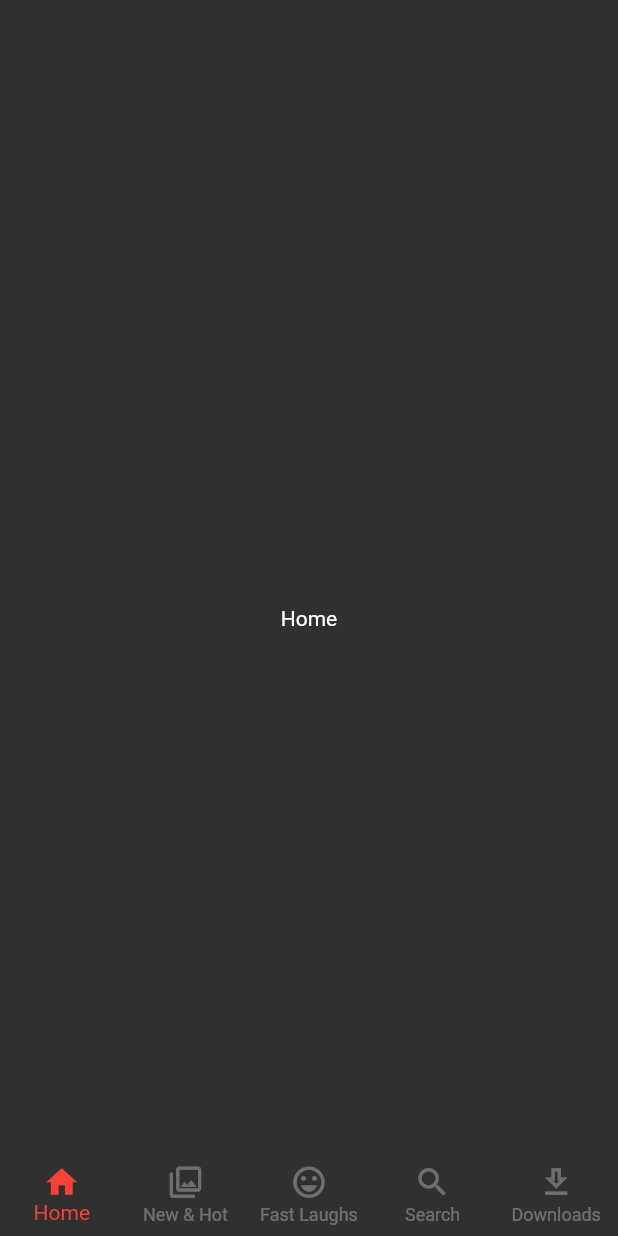
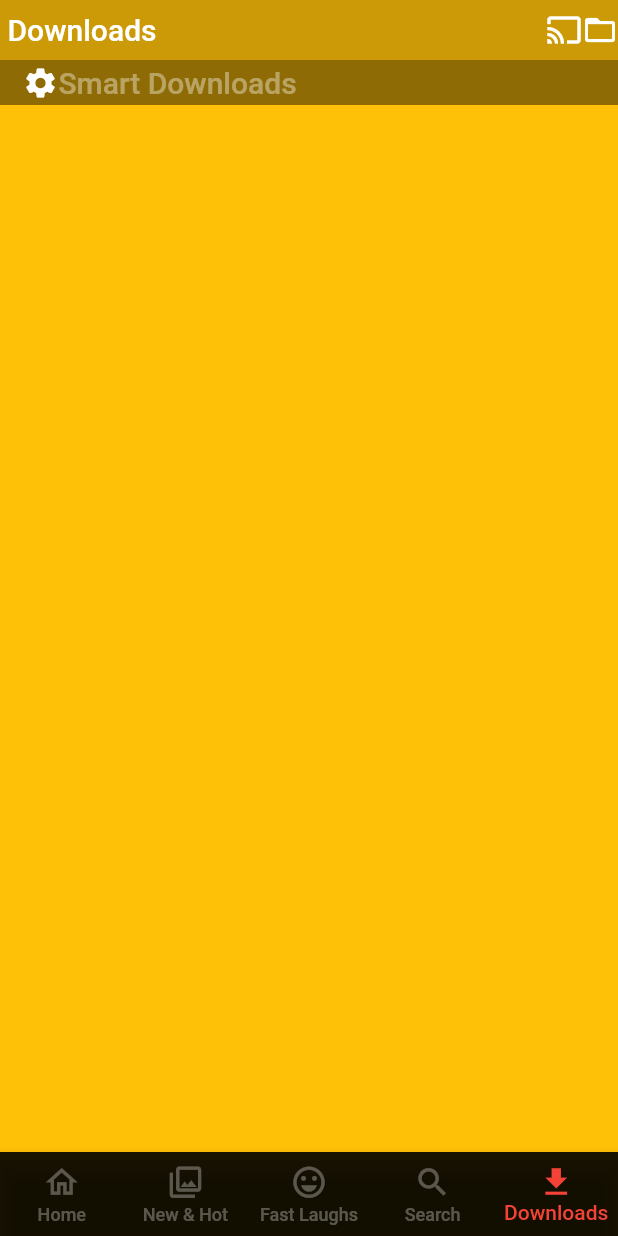
Before and after one commit to abdullac/NetClpix-NetFlix-Clone-Flutter, a Flutter app: the screen it shows after launch, on a phone screen of 412 x 824 dp. Run offline on Flutter 3.47's test engine with Material 2 defaults, Android fonts, the phone set to English and light mode, and no system bars.

Commit message:
created appBar andd bottomAppBar for downloads

```diff
--- a/netclipxsample/lib/main.dart
+++ b/netclipxsample/lib/main.dart
@@ -14,25 +14,35 @@ class MyApp extends StatelessWidget {
     return MaterialApp(
       color: Colors.green,
       themeMode: ThemeMode.dark,
-      darkTheme: ThemeData(brightness: Brightness.dark),
-      theme: ThemeData(
-          brightness: Brightness.light,
-          primarySwatch: Colors.red,
-          textTheme: const TextTheme(
-            bodyLarge: TextStyle(
-                color: Colors.white54,
-                fontSize: 30,
-                fontWeight: FontWeight.bold),
-            bodyMedium: TextStyle(
-                color: Colors.white38,
-                fontSize: 20,
-                fontWeight: FontWeight.w500),
-            bodySmall: TextStyle(
-                color: Colors.white30,
-                fontSize: 10,
-                fontWeight: FontWeight.w200),
-          )),
-      home:  Scaffold(
+      darkTheme: ThemeData(
+        brightness: Brightness.dark,
+        primarySwatch: Colors.pink,
+        scaffoldBackgroundColor: Colors.black,
+        appBarTheme: AppBarTheme(color: Colors.black.withOpacity(0.2), elevation: 0),
+        // bottomAppBarTheme: BottomAppBarTheme(color: Colors.white),
+        bottomNavigationBarTheme: BottomNavigationBarThemeData(backgroundColor: Colors.black.withOpacity(0.9)),
+        textTheme: const TextTheme(
+          bodyLarge: TextStyle(
+              color: Colors.white54, fontSize: 30, fontWeight: FontWeight.bold),
+          bodyMedium: TextStyle(
+              color: Colors.white38, fontSize: 20, fontWeight: FontWeight.w500),
+          bodySmall: TextStyle(
+              color: Colors.white30, fontSize: 10, fontWeight: FontWeight.w200),
+        ),
+      ),
+      // theme: ThemeData(
+      //   brightness: Brightness.dark,
+      //   primarySwatch: Colors.pink,
+      //   textTheme: const TextTheme(
+      //     bodyLarge: TextStyle(
+      //         color: Colors.white54, fontSize: 30, fontWeight: FontWeight.bold),
+      //     bodyMedium: TextStyle(
+      //         color: Colors.white38, fontSize: 20, fontWeight: FontWeight.w500),
+      //     bodySmall: TextStyle(
+      //         color: Colors.white30, fontSize: 10, fontWeight: FontWeight.w200),
+      //   ),
+      // ),
+      home: Scaffold(
         extendBodyBehindAppBar: true,
         body: SafeArea(
           child: ScrnMainPage(),
--- a/netclipxsample/lib/presentations/scrn_downloads/scrn_downloads.dart
+++ b/netclipxsample/lib/presentations/scrn_downloads/scrn_downloads.dart
@@ -1,12 +1,42 @@
 import 'package:flutter/material.dart';
 
 class ScrnDownloads extends StatelessWidget {
-const ScrnDownloads({ Key? key }) : super(key: key);
+  const ScrnDownloads({Key? key}) : super(key: key);
 
   @override
-  Widget build(BuildContext context){
-    return Center(
-      child: Text("Downloads"),
+  Widget build(BuildContext context) {
+    return Scaffold(
+      extendBodyBehindAppBar: true,
+      appBar: PreferredSize(
+        preferredSize: const Size.fromHeight(70),
+        child: AppBar(
+          title: Text("Downloads"),
+          titleSpacing: 5,
+          actions: [Icon(Icons.cast), Icon(Icons.folder_open)],
+          bottom: PreferredSize(
+            preferredSize: const Size.fromHeight(50),
+            child: Container(
+              color: Colors.black.withOpacity(0.3),
+              width: double.infinity,
+              height: 30,
+              child: Padding(
+                padding: const EdgeInsets.only(left: 15),
+                child: Row(
+                  children: [
+                    Icon(Icons.settings),
+                    Text("Smart Downloads"),
+                  ],
+                ),
+              ),
+            ),
+          ),
+        ),
+      ),
+      body: Container(
+        width: double.infinity,
+        height: double.infinity,
+        color: Colors.amber,
+      ),
     );
   }
 }
--- a/netclipxsample/lib/presentations/scrn_main_page/scrn_main_page.dart
+++ b/netclipxsample/lib/presentations/scrn_main_page/scrn_main_page.dart
@@ -12,7 +12,7 @@ class ScrnMainPage extends StatelessWidget {
   ScrnMainPage({super.key});
 
   // list of screens
-  ValueNotifier<int> selectedIntexNotifier = ValueNotifier(0);
+  ValueNotifier<int> selectedIntexNotifier = ValueNotifier(4);
   List<Widget> screensList = const <Widget>[
     ScrnHome(),
     ScrnNewAndHot(),
@@ -21,6 +21,7 @@ class ScrnMainPage extends StatelessWidget {
     ScrnDownloads(),
   ];
 
+  // Build function
   @override
   Widget build(BuildContext context) {
     return ValueListenableBuilder(
```
